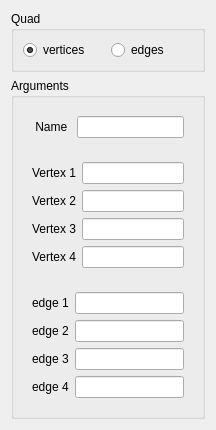
SalomePlatform/hexablock, file src/HEXABLOCKGUI/Quad_QTD.ui: the form before one commit.
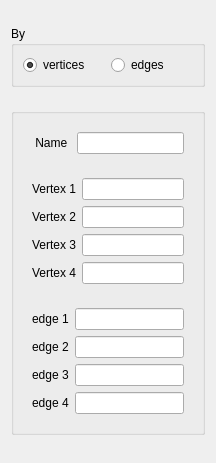
The form after the commit.

Patch:
```diff
--- a/src/HEXABLOCKGUI/Quad_QTD.ui
+++ b/src/HEXABLOCKGUI/Quad_QTD.ui
@@ -7,7 +7,7 @@
     <x>0</x>
     <y>0</y>
     <width>216</width>
-    <height>428</height>
+    <height>463</height>
    </rect>
   </property>
   <property name="sizePolicy">
@@ -44,7 +44,7 @@
       </size>
      </property>
      <property name="title">
-      <string>Quad</string>
+      <string>By</string>
      </property>
      <layout class="QHBoxLayout" name="horizontalLayout_5">
       <item>
@@ -94,7 +94,7 @@
       </size>
      </property>
      <property name="title">
-      <string>Arguments</string>
+      <string/>
      </property>
      <layout class="QVBoxLayout" name="verticalLayout">
       <item>
```
